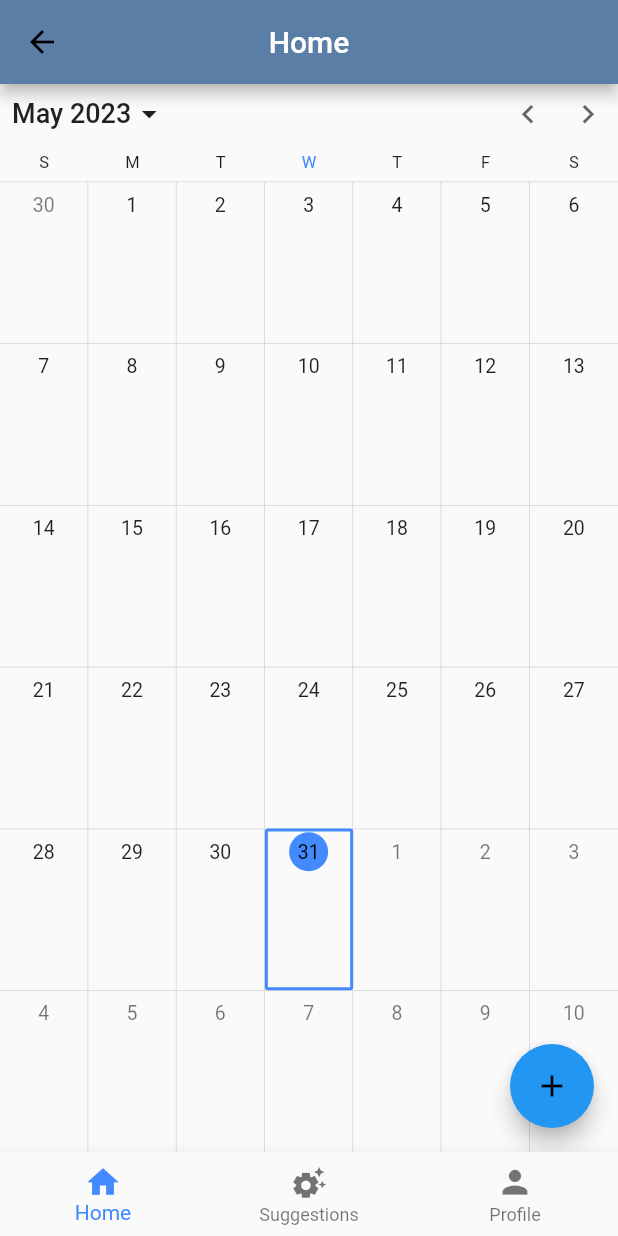
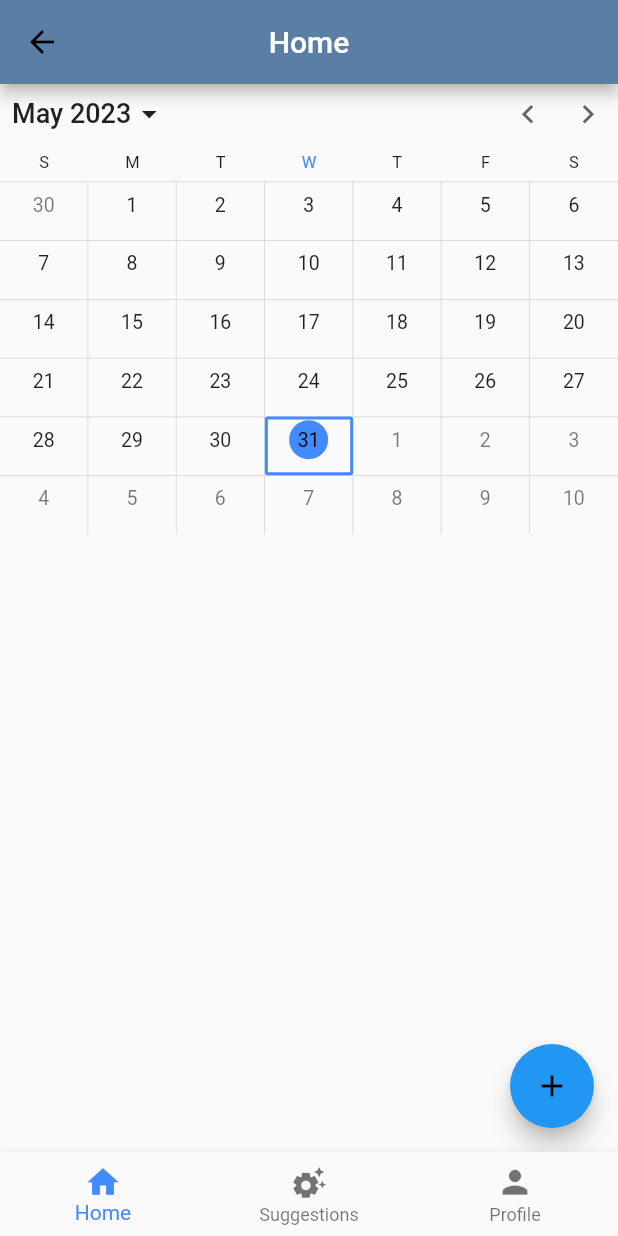
Before and after one commit to COS301-SE-2023/Koja, a Flutter app: the NavigationScreen screen opened by its route, on a phone screen of 412 x 824 dp. Run offline on Flutter 3.47's test engine with Material 2 defaults, Android fonts, the phone set to English and light mode, and no system bars; drawn by our look-alikes of syncfusion_flutter_calendar; our stand-ins replace animated_text_kit, google_fonts, google_sign_in, icons_plus, line_icons, lottie; missing offline and left inert: syncfusion_flutter_core; project files that could hold a hidden picture were left out.

Commit message:
update home page

```diff
--- a/client/lib/screens/home_screen.dart
+++ b/client/lib/screens/home_screen.dart
@@ -1,5 +1,6 @@
 import 'package:client/Utils/constants_util.dart';
 import 'package:flutter/material.dart';
+import 'package:syncfusion_flutter_calendar/calendar.dart';
 
 import '../widgets/calendar_widget.dart';
 import '../widgets/event_editing_widget.dart';
@@ -17,6 +18,7 @@ class _HomeState extends State<Home> {
   @override
   Widget build(BuildContext context) {
     return Scaffold(
+      // backgroundColor: darkBlue,
       appBar: AppBar(
         title: const Text(
           'Home',
@@ -26,9 +28,15 @@ class _HomeState extends State<Home> {
         ),
         centerTitle: true,
         backgroundColor: darkBlue,
+      ),
+      body: Column(
+        mainAxisAlignment: MainAxisAlignment.start,
+        crossAxisAlignment: CrossAxisAlignment.center,
+        children: [
+          CalendarWidget(),
 
+        ],
       ),
-      body: const CalendarWidget(),
       floatingActionButton: FloatingActionButton(
         onPressed: () {
           Navigator.push(
--- a/client/lib/screens/navigation_management_screen.dart
+++ b/client/lib/screens/navigation_management_screen.dart
@@ -1,5 +1,6 @@
 //Packages
 
+import 'package:client/Utils/constants_util.dart';
 import 'package:flutter/material.dart';
 
 //Pages or widgets
@@ -32,12 +33,12 @@ class _NavigationScreenState extends State<NavigationScreen> {
       bottomNavigationBar: BottomNavigationBar(
         iconSize: 25,
         currentIndex: _currentIndex,
-
+        // backgroundColor: darkBlue,
         items: [
           BottomNavigationBarItem(
             icon: const Icon(Icons.home),
             label: 'Home',
-            backgroundColor: ThemeData().colorScheme.primary,
+            backgroundColor: Colors.white,
           ),
           BottomNavigationBarItem(
             icon: const Icon(Icons.settings_suggest),
--- a/client/lib/widgets/calendar_widget.dart
+++ b/client/lib/widgets/calendar_widget.dart
@@ -25,7 +25,6 @@ class _CalendarWidgetState extends State<CalendarWidget> {
 
       showNavigationArrow: true,
       showDatePickerButton: true,
-      showWeekNumber: true,
 
       allowDragAndDrop: true,
 
--- a/client/lib/widgets/settings_widget.dart
+++ b/client/lib/widgets/settings_widget.dart
@@ -620,6 +620,7 @@ class _SettingsState extends State<Settings> {
                 style: const TextStyle(
                     fontSize: 15, color: Colors.white, fontFamily: 'Roboto'),
               ),
+              if (home.isNotEmpty)
                 Column(
                 crossAxisAlignment: CrossAxisAlignment.end,
                 mainAxisAlignment: MainAxisAlignment.end,
@@ -702,6 +703,7 @@ class _SettingsState extends State<Settings> {
                 style: const TextStyle(
                     fontSize: 15, color: Colors.white, fontFamily: 'Roboto'),
               ),
+              if (work.isNotEmpty)
                 Column(
                   crossAxisAlignment: CrossAxisAlignment.end,
                   mainAxisAlignment: MainAxisAlignment.end,
```
Also changed, not shown: client/lib/widgets/tasks_widget.dart (+6 -6 lines). Lines whose indentation alone changed are shown as unchanged.
